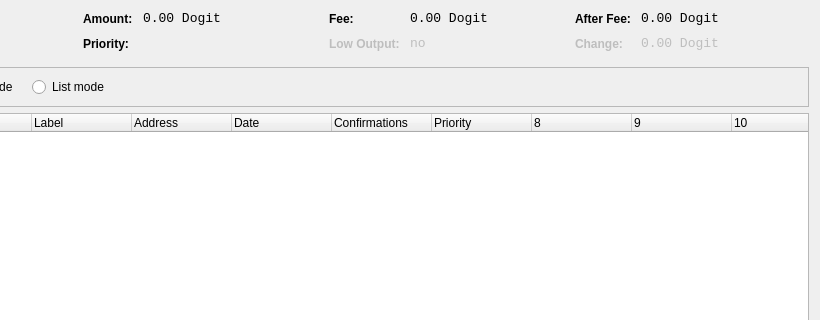
Before: the Qt Designer form src/qt/forms/coincontroldialog.ui in equisde/test, drawn with Qt 5; both pictures show x 180 to 1000 and y 0 to 320 of the 1000 by 500 pixel window.
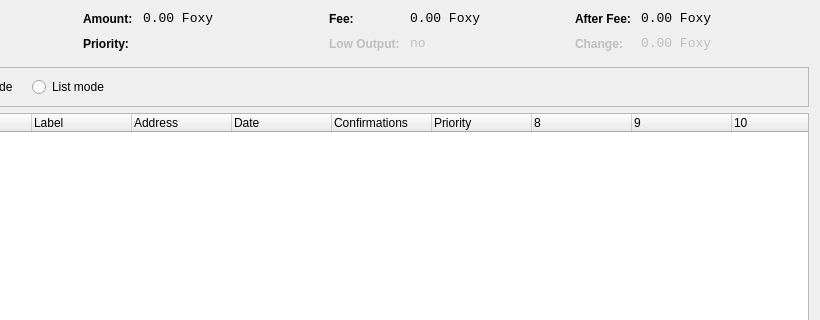
After: the same form once the commit is applied. Custom widgets are drawn as their Qt base class.

Commit message: foxy first commit :D

```diff
--- a/src/qt/forms/coincontroldialog.ui
+++ b/src/qt/forms/coincontroldialog.ui
@@ -141,7 +141,7 @@
           <enum>Qt::ActionsContextMenu</enum>
          </property>
          <property name="text">
-          <string notr="true">0.00 Dogit</string>
+          <string notr="true">0.00 Foxy</string>
          </property>
          <property name="textInteractionFlags">
           <set>Qt::LinksAccessibleByMouse|Qt::TextSelectableByKeyboard|Qt::TextSelectableByMouse</set>
@@ -221,7 +221,7 @@
           <enum>Qt::ActionsContextMenu</enum>
          </property>
          <property name="text">
-          <string notr="true">0.00 Dogit</string>
+          <string notr="true">0.00 Foxy</string>
          </property>
          <property name="textInteractionFlags">
           <set>Qt::LinksAccessibleByMouse|Qt::TextSelectableByKeyboard|Qt::TextSelectableByMouse</set>
@@ -307,7 +307,7 @@
           <enum>Qt::ActionsContextMenu</enum>
          </property>
          <property name="text">
-          <string notr="true">0.00 Dogit</string>
+          <string notr="true">0.00 Foxy</string>
          </property>
          <property name="textInteractionFlags">
           <set>Qt::LinksAccessibleByMouse|Qt::TextSelectableByKeyboard|Qt::TextSelectableByMouse</set>
@@ -345,7 +345,7 @@
           <enum>Qt::ActionsContextMenu</enum>
          </property>
          <property name="text">
-          <string notr="true">0.00 Dogit</string>
+          <string notr="true">0.00 Foxy</string>
          </property>
          <property name="textInteractionFlags">
           <set>Qt::LinksAccessibleByMouse|Qt::TextSelectableByKeyboard|Qt::TextSelectableByMouse</set>
```
The commit also changes 137 other files.
